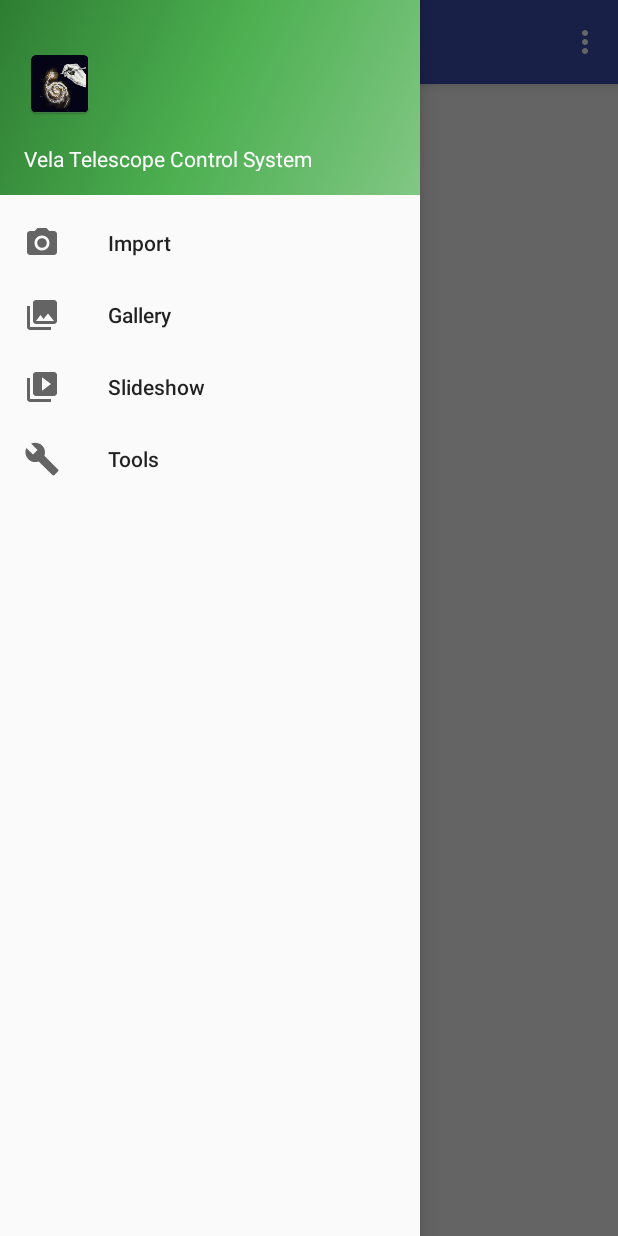
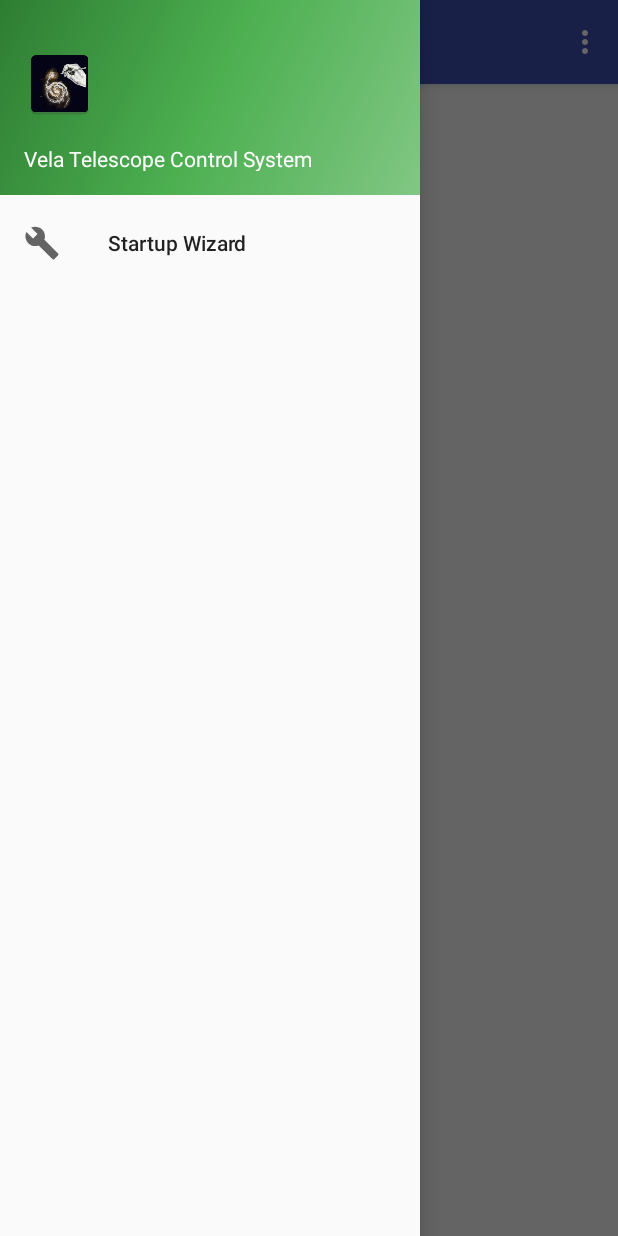
Before and after one commit to WimDeMeester/Vela, an Android app: the screen it shows after launch (MainActivity), with the side drawer open, on a phone screen of 412 x 824 dp. Run offline under Robolectric (Android 15) with nearby library versions, the phone set to English and light mode, and no system bars.

Commit message:
Show link to Startup Wizard in navigation drawer.

```diff
--- a/app/src/main/java/org/deepskylog/vela/MainActivity.java
+++ b/app/src/main/java/org/deepskylog/vela/MainActivity.java
@@ -71,14 +71,8 @@ public class MainActivity extends AppCompatActivity
         // Handle navigation view item clicks here.
         int id = item.getItemId();
 
-        if (id == R.id.nav_camera) {
-            // Handle the camera action
-        } else if (id == R.id.nav_gallery) {
-
-        } else if (id == R.id.nav_slideshow) {
-
-        } else if (id == R.id.nav_manage) {
-
+        if (id == R.id.wizard) {
+            // Handle the startup wizard action
         }
 
         DrawerLayout drawer = (DrawerLayout) findViewById(R.id.drawer_layout);
--- a/app/src/main/res/drawable-v21/ic_menu_camera.xml
+++ /dev/null
@@ -1,12 +0,0 @@
-<vector xmlns:android="http://schemas.android.com/apk/res/android"
-    android:width="24dp"
-    android:height="24dp"
-    android:viewportHeight="24.0"
-    android:viewportWidth="24.0">
-    <path
-        android:fillColor="#FF000000"
-        android:pathData="M12,12m-3.2,0a3.2,3.2 0,1 1,6.4 0a3.2,3.2 0,1 1,-6.4 0" />
-    <path
-        android:fillColor="#FF000000"
-        android:pathData="M9,2L7.17,4H4c-1.1,0 -2,0.9 -2,2v12c0,1.1 0.9,2 2,2h16c1.1,0 2,-0.9 2,-2V6c0,-1.1 -0.9,-2 -2,-2h-3.17L15,2H9zm3,15c-2.76,0 -5,-2.24 -5,-5s2.24,-5 5,-5 5,2.24 5,5 -2.24,5 -5,5z" />
-</vector>
--- a/app/src/main/res/drawable-v21/ic_menu_gallery.xml
+++ /dev/null
@@ -1,9 +0,0 @@
-<vector xmlns:android="http://schemas.android.com/apk/res/android"
-    android:width="24dp"
-    android:height="24dp"
-    android:viewportHeight="24.0"
-    android:viewportWidth="24.0">
-    <path
-        android:fillColor="#FF000000"
-        android:pathData="M22,16V4c0,-1.1 -0.9,-2 -2,-2H8c-1.1,0 -2,0.9 -2,2v12c0,1.1 0.9,2 2,2h12c1.1,0 2,-0.9 2,-2zm-11,-4l2.03,2.71L16,11l4,5H8l3,-4zM2,6v14c0,1.1 0.9,2 2,2h14v-2H4V6H2z" />
-</vector>
--- a/app/src/main/res/drawable-v21/ic_menu_slideshow.xml
+++ /dev/null
@@ -1,9 +0,0 @@
-<vector xmlns:android="http://schemas.android.com/apk/res/android"
-    android:width="24dp"
-    android:height="24dp"
-    android:viewportHeight="24.0"
-    android:viewportWidth="24.0">
-    <path
-        android:fillColor="#FF000000"
-        android:pathData="M4,6H2v14c0,1.1 0.9,2 2,2h14v-2H4V6zm16,-4H8c-1.1,0 -2,0.9 -2,2v12c0,1.1 0.9,2 2,2h12c1.1,0 2,-0.9 2,-2V4c0,-1.1 -0.9,-2 -2,-2zm-8,12.5v-9l6,4.5 -6,4.5z" />
-</vector>
--- a/app/src/main/res/menu/activity_main_drawer.xml
+++ b/app/src/main/res/menu/activity_main_drawer.xml
@@ -3,21 +3,9 @@
 
     <group android:checkableBehavior="single">
         <item
-            android:id="@+id/nav_camera"
-            android:icon="@drawable/ic_menu_camera"
-            android:title="Import" />
-        <item
-            android:id="@+id/nav_gallery"
-            android:icon="@drawable/ic_menu_gallery"
-            android:title="Gallery" />
-        <item
-            android:id="@+id/nav_slideshow"
-            android:icon="@drawable/ic_menu_slideshow"
-            android:title="Slideshow" />
-        <item
-            android:id="@+id/nav_manage"
+            android:id="@+id/wizard"
             android:icon="@drawable/ic_menu_manage"
-            android:title="Tools" />
+            android:title="@string/wizard" />
     </group>
 
 </menu>
--- a/app/src/main/res/values/strings.xml
+++ b/app/src/main/res/values/strings.xml
@@ -5,4 +5,5 @@
     <string name="navigation_drawer_close">Close navigation drawer</string>
 
     <string name="action_settings">Settings</string>
+    <string name="wizard">Startup Wizard</string>
 </resources>
```
